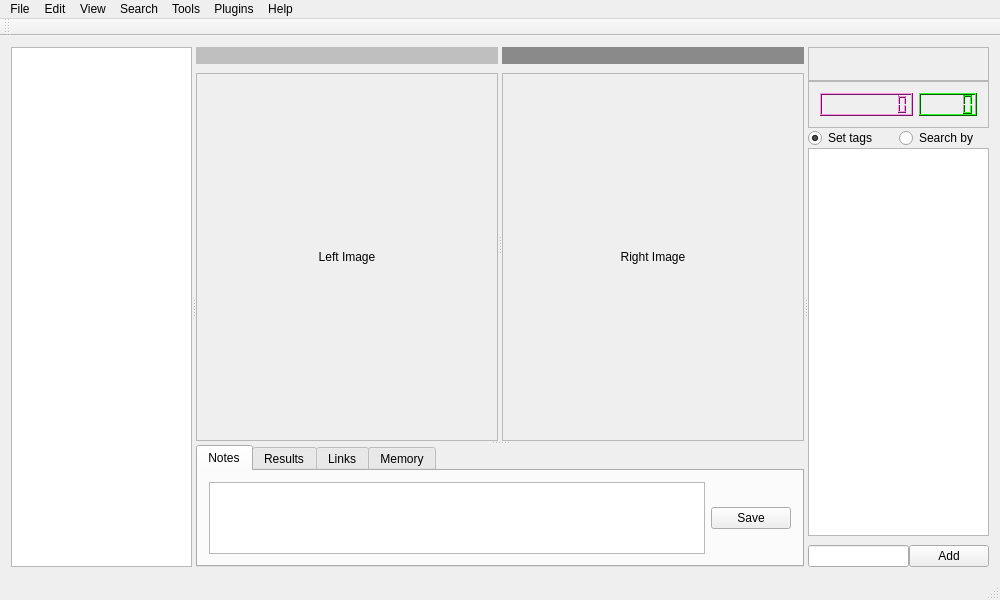
This is milla-view/mviewer.ui in matrixsmaster/MILLA as Qt 5 draws it before an edit. The edited form follows.
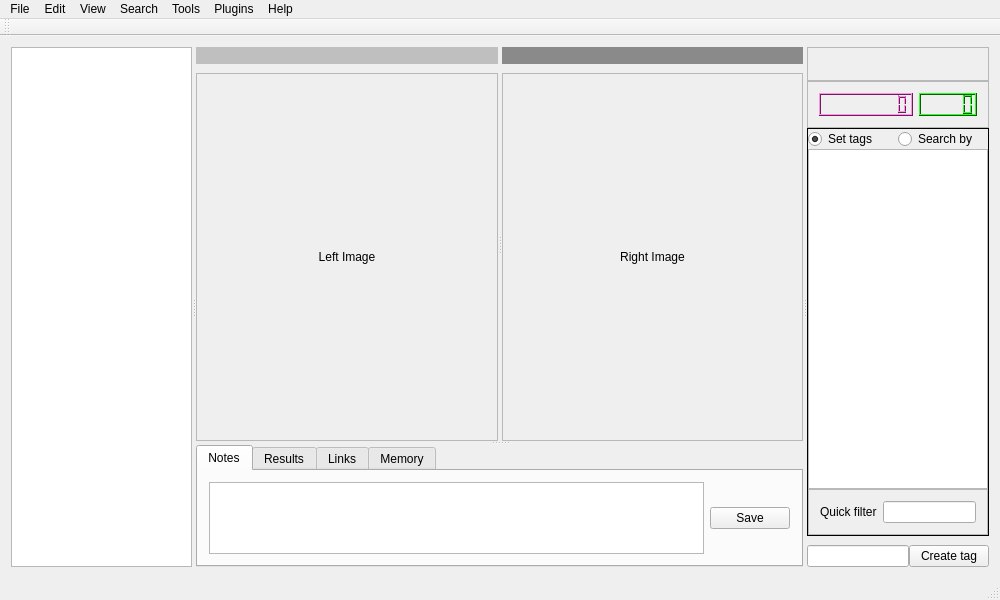
This is the edited form. Icons and pictures are not drawn. Custom widgets are drawn as their Qt base class.

Commit message: New search option: by last time seen. Added tags quick filter.

```diff
--- a/milla-view/mviewer.ui
+++ b/milla-view/mviewer.ui
@@ -2402,7 +2402,7 @@
         <item>
          <widget class="QFrame" name="frame_6">
           <property name="frameShape">
-           <enum>QFrame::NoFrame</enum>
+           <enum>QFrame::Panel</enum>
           </property>
           <property name="frameShadow">
            <enum>QFrame::Plain</enum>
@@ -2470,6 +2470,28 @@
            <item>
             <widget class="QListWidget" name="listWidget"/>
            </item>
+           <item>
+            <widget class="QFrame" name="frame_15">
+             <property name="frameShape">
+              <enum>QFrame::StyledPanel</enum>
+             </property>
+             <property name="frameShadow">
+              <enum>QFrame::Raised</enum>
+             </property>
+             <layout class="QHBoxLayout" name="horizontalLayout_18">
+              <item>
+               <widget class="QLabel" name="label_5">
+                <property name="text">
+                 <string>Quick filter</string>
+                </property>
+               </widget>
+              </item>
+              <item>
+               <widget class="QLineEdit" name="lineEdit_2"/>
+              </item>
+             </layout>
+            </widget>
+           </item>
           </layout>
          </widget>
         </item>
@@ -2503,7 +2525,7 @@
            <item>
             <widget class="QPushButton" name="pushButton">
              <property name="text">
-              <string>Add</string>
+              <string>Create tag</string>
              </property>
             </widget>
            </item>
```
The commit also changes 12 other files.
